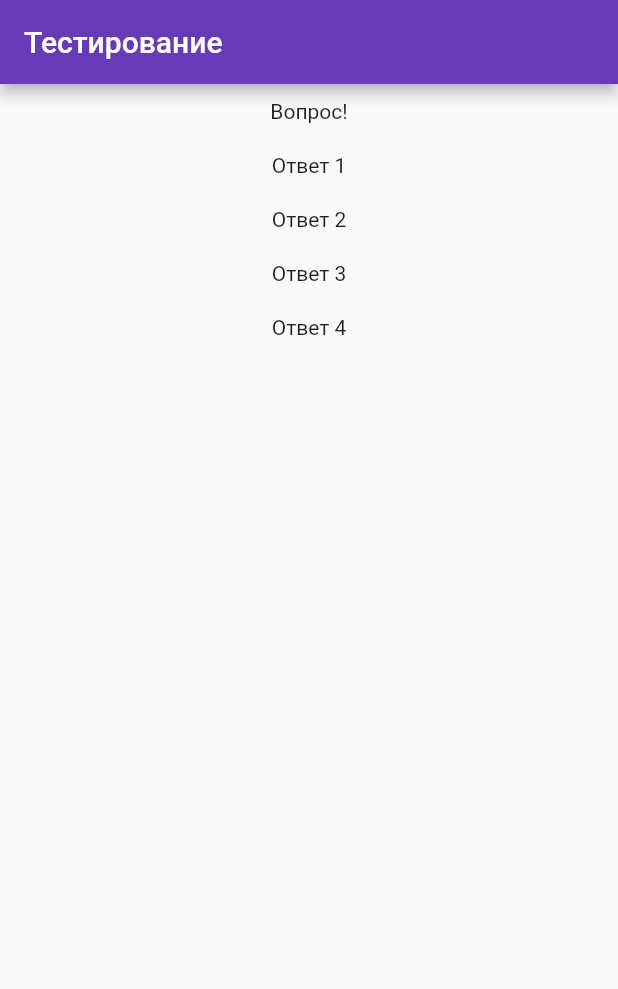
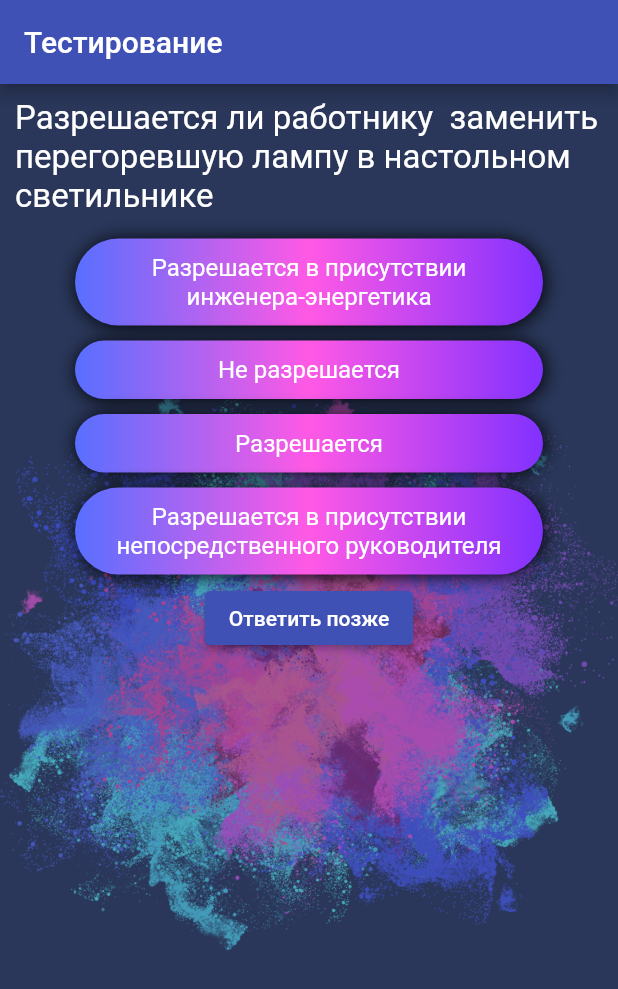
Before and after one commit to IDHaunter/quiz, a Flutter app: the screen it shows after launch, on a phone screen of 412 x 824 dp. Shown: the top 989 px of the screen. Run offline on Flutter 3.47's test engine with Material 2 defaults, Android fonts, the light colour scheme and no system bars; Roboto replaces fonts that are missing (Georgia).

Commit message:
answers added

```diff
--- a/lib/main.dart
+++ b/lib/main.dart
@@ -1,5 +1,6 @@
 import 'package:flutter/material.dart';
 import 'pages/home_page.dart';
+
 //import 'package:quiz/row_column.dart';
 //import 'my-container.dart';
 //import 'my_flexible.dart';
@@ -16,8 +17,18 @@ class MyApp extends StatelessWidget {
   Widget build(BuildContext context) {
     return MaterialApp(
       title: 'Quiz App',
-      theme: ThemeData(primarySwatch: Colors.deepPurple), //Colors.amber
-      home: HomePage(), //PersonWidget(), //MyFlexMultiple()//MyFlexTextIconPic()//MyFlex()//MyContainerImage()//MyContainer() //MyRowColumn()//
+      theme: ThemeData(
+          primarySwatch: Colors.indigo,
+          textTheme: TextTheme(
+            caption: TextStyle(
+              fontSize: 22.0,
+              color: Colors.white,
+            ),
+          ),
+        fontFamily: 'Georgia',
+      ),
+      home:
+          HomePage(), //PersonWidget(), //MyFlexMultiple()//MyFlexTextIconPic()//MyFlex()//MyContainerImage()//MyContainer() //MyRowColumn()//
     );
   }
 }
--- a/lib/models/question.dart
+++ b/lib/models/question.dart
@@ -9,54 +9,100 @@ class Question {
 
 class QuestionData {
   final _data = [
-    Question(title: 'Кем хочешь стать?', answers: [
+    Question(title: 'Разрешается ли работнику  заменить перегоревшую лампу в настольном светильнике', answers: [
       {
-        'answer': 'Ведущим "Орла и Решки", Хочу повидать мир! ',
+        'answer': 'Разрешается в присутствии инженера-энергетика',
       },
-      {'answer': 'Хирургом! " Хочу быть ближе к людям', 'isCorrect': 1},
+      {'answer': 'Не разрешается', 'isCorrect': 1},
       {
-        'answer': 'Пародистом, чтобы куражиться и смешить ',
+        'answer': 'Разрешается ',
       },
       {
-        'answer': 'Мастером на все руки',
+        'answer': 'Разрешается в присутствии непосредственного руководителя',
       },
     ]),
-    Question(title: 'Продолжи фразу: Сегодня я ..', answers: [
+    Question(title: 'Назовите телефонный номер вызова пожарной службы', answers: [
       {
-        'answer': '.. люблю всех и вся ',
+        'answer': '103',
       },
       {
-        'answer': '.. посажу дерево',
+        'answer': '104',
+      },
+      {'answer': '101', 'isCorrect': 1},
+      {
+        'answer': '102',
+      },
+    ]),
+    Question(title: 'Назовите телефонный номер вызова скорой медицинской помощи', answers: [
+      {
+        'answer': '101',
       },
       {
-        'answer': '.. пойду волонтёрить в питомник ',
+        'answer': '102',
       },
       {
-        'answer': '.. буду долго гнать велосипед, в глухих лесах его остановлю', 'isCorrect': 1,
+        'answer': '104',
+      },
+      {
+        'answer': '105',
+      },
+      {'answer': '103', 'isCorrect': 1},
+    ]),
+    Question(title: 'Кто несет ответственность за обеспечение пожарной безопасности на предприятии?', answers: [
+      {'answer': 'руководитель предприятия ', 'isCorrect': 1},
+      {
+        'answer': 'работник',
+      },
+      {
+        'answer': 'организации, осуществляющие услуги по договору',
+      },
+      {
+        'answer': 'пожарная служба',
       },
     ]),
-    Question(title: 'Есть ли разница между вуду и худу?', answers: [
+    Question(
+        title:
+            'Подлежат  ли расследованию и учету на предприятии несчастные случаи произошедшие с работником по пути следования на работу или с работы пешком?',
+        answers: [
           {
-        'answer': 'Да, как инь и янь ', 'isCorrect': 1,
+            'answer': 'на усмотрение нанимателя',
           },
-      {'answer': 'Да! Хочешь жить не спрашивай больше', 'isCorrect': 1},
+          {'answer': 'не подлежат', 'isCorrect': 1},
           {
-        'answer': 'Мне всё равно',
+            'answer': 'подлежат',
           },
           {
-        'answer': 'Нет, о мёртвецах либо хорошо либо ничего',
+            'answer': 'на усмотрение работника',
           },
         ]),
-    Question(title: 'Первый шаг чтобы стать зомби это..', answers: [
+    Question(
+        title:
+        'Работник, который не применяет СИЗ, обеспечивающих безопасность выполнения работ',
+        answers: [
           {
-        'answer': 'Спирт ',
+            'answer': 'Изымается талон предупреждения',
           },
-      {'answer': 'Смерть', 'isCorrect': 1},
+          {'answer': 'Отстраняется от работы', 'isCorrect': 1},
           {
-        'answer': 'Резиновая женщина',
+            'answer': 'Ему объявляется замечание.',
           },
           {
-        'answer': 'Сбоник по некромантии',
+            'answer': 'Ему объявляется выговор.',
+          },
+        ]),
+    Question(
+        title:
+        'С какой даты исчисляются сроки носки средств индивидуальной защиты?',
+        answers: [
+          {
+            'answer': 'С даты их первого применения',
+          },
+          {'answer': 'Со дня их фактической выдачи работнику', 'isCorrect': 1},
+          {
+            'answer': 'С даты их изготовления',
+          },
+          {
+            'answer': 'С даты поступления на предприятие',
           },
         ]),
   ];
--- a/lib/pages/home_page.dart
+++ b/lib/pages/home_page.dart
@@ -1,5 +1,6 @@
 import 'package:flutter/material.dart';
 import 'package:quiz/models/question.dart';
+import 'package:quiz/widgets/answer.dart';
 
 /*class HomePage extends StatelessWidget {
   @override
@@ -38,29 +39,26 @@ class _HomePageState extends State<HomePage> {
       appBar: AppBar(
         title: Text('Тестирование'),
       ),
-      body: Center(
+      body: Container(
+        constraints: const BoxConstraints.expand(),
+        decoration: BoxDecoration(
+            color: Color(0xff2a375a),
+            image: DecorationImage(
+              image: AssetImage('assets/images/bg_tr.png'),
+              fit: BoxFit.fitWidth,
+            )),
         child: Column(
           children: <Widget>[
             Container(
               padding: EdgeInsets.all(10.0),
-              child: Text('Вопрос!'),
+              child: Text(data.questions[_questionIndex].title,
+              style: Theme.of(context).textTheme.caption,),
             ),
-            Container(
-              padding: EdgeInsets.all(10.0),
-              child: Text('Ответ 1'),
-            ),
-            Container(
-              padding: EdgeInsets.all(10.0),
-              child: Text('Ответ 2'),
-            ),
-            Container(
-              padding: EdgeInsets.all(10.0),
-              child: Text('Ответ 3'),
-            ),
-            Container(
-              padding: EdgeInsets.all(10.0),
-              child: Text('Ответ 4'),
-            ),
+            ...data.questions[_questionIndex].answers.map(
+                    (value) => Answer(title: value['answer'], )
+            ).toList(),
+
+            ElevatedButton(onPressed: () => setState(()=>_questionIndex++), child: Text('Ответить позже'))
           ],
         ),
       ),
--- /dev/null
+++ b/lib/widgets/answer.dart
@@ -0,0 +1,33 @@
+import 'package:flutter/material.dart';
+
+class Answer extends StatelessWidget {
+//  const Answer({Key? key}) : super(key: key);
+final String title;
+
+Answer( {Key key, this.title}) : super(key: key);
+
+  @override
+  Widget build(BuildContext context) {
+    return Container(
+      margin: EdgeInsets.symmetric(horizontal: 50, vertical: 5),
+      padding: EdgeInsets.all(10),
+      width: double.infinity,
+      decoration: BoxDecoration(
+        boxShadow: [
+          BoxShadow(
+            color: Colors.black,
+            blurRadius: 10,
+            offset: Offset(1.0, 1.0),
+          )
+        ],
+        borderRadius: BorderRadius.circular(30),
+        gradient: LinearGradient(colors: [Color(0xFF586FFF),Color(0xFFFF59e5),Color(0xFF8131FF),])
+      ),
+      child: Text(
+        title,
+        textAlign: TextAlign.center,
+        style: TextStyle(fontSize: 16, color: Colors.white),
+      ),
+    );
+  }
+}
```
Also changed, not shown: assets/images/bg.png (added), assets/images/bg_tr.png (added). Lines whose indentation alone changed are shown as unchanged.
